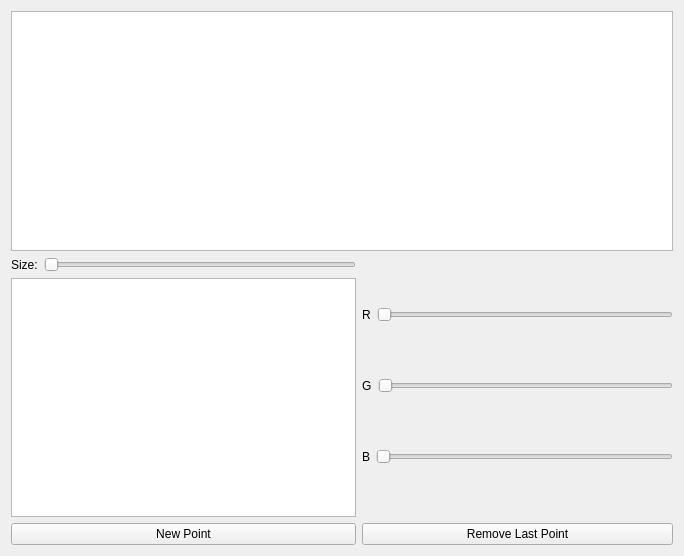
The window that a10/a10.ui (mwoelfer-tgm/sew1617) describes before a commit, drawn with Qt 5.
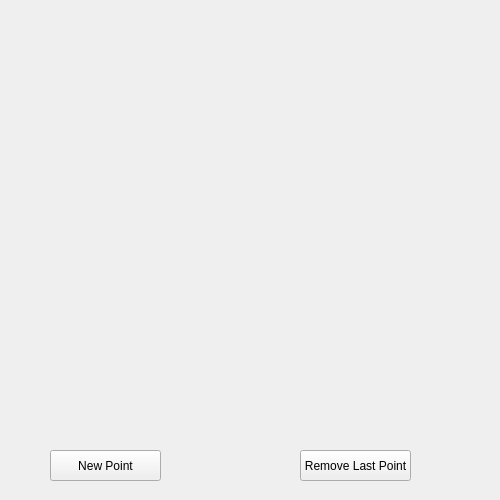
The same window after the commit.

What changed in the file:
```diff
--- a/a10/a10.ui
+++ b/a10/a10.ui
@@ -6,121 +6,72 @@
    <rect>
     <x>0</x>
     <y>0</y>
-    <width>684</width>
-    <height>556</height>
+    <width>500</width>
+    <height>500</height>
    </rect>
   </property>
+  <property name="sizePolicy">
+   <sizepolicy hsizetype="Maximum" vsizetype="Maximum">
+    <horstretch>0</horstretch>
+    <verstretch>0</verstretch>
+   </sizepolicy>
+  </property>
+  <property name="minimumSize">
+   <size>
+    <width>500</width>
+    <height>500</height>
+   </size>
+  </property>
+  <property name="maximumSize">
+   <size>
+    <width>500</width>
+    <height>500</height>
+   </size>
+  </property>
   <property name="windowTitle">
    <string>My Floating Points</string>
   </property>
-  <layout class="QGridLayout" name="gridLayout">
-   <item row="1" column="1">
-    <widget class="QSlider" name="size_slider">
-     <property name="orientation">
-      <enum>Qt::Horizontal</enum>
-     </property>
-    </widget>
-   </item>
-   <item row="2" column="0" colspan="2">
-    <widget class="QGraphicsView" name="canvas_preview"/>
-   </item>
-   <item row="0" column="0" colspan="3">
-    <widget class="QGraphicsView" name="canvas_main"/>
-   </item>
-   <item row="3" column="0" colspan="2">
-    <widget class="QPushButton" name="new_point">
-     <property name="text">
-      <string>New Point</string>
-     </property>
-    </widget>
-   </item>
-   <item row="3" column="2">
-    <widget class="QPushButton" name="remove_point">
-     <property name="text">
-      <string>Remove Last Point</string>
-     </property>
-    </widget>
-   </item>
-   <item row="1" column="0">
-    <widget class="QLabel" name="label">
-     <property name="text">
-      <string>Size:</string>
-     </property>
-    </widget>
-   </item>
-   <item row="1" column="2" rowspan="2">
-    <layout class="QVBoxLayout" name="verticalLayout">
-     <item>
-      <layout class="QHBoxLayout" name="horizontalLayout_3">
-       <item>
-        <widget class="QLabel" name="label_2">
-         <property name="text">
-          <string>R</string>
-         </property>
-        </widget>
-       </item>
-       <item>
-        <widget class="QSlider" name="r_slider">
-         <property name="orientation">
-          <enum>Qt::Horizontal</enum>
-         </property>
-        </widget>
-       </item>
-      </layout>
-     </item>
-     <item>
-      <layout class="QHBoxLayout" name="horizontalLayout_2">
-       <item>
-        <widget class="QLabel" name="label_3">
-         <property name="text">
-          <string>G</string>
-         </property>
-        </widget>
-       </item>
-       <item>
-        <widget class="QSlider" name="g_slider">
-         <property name="orientation">
-          <enum>Qt::Horizontal</enum>
-         </property>
-        </widget>
-       </item>
-      </layout>
-     </item>
-     <item>
-      <layout class="QHBoxLayout" name="horizontalLayout">
-       <item>
-        <widget class="QLabel" name="label_4">
-         <property name="text">
-          <string>B</string>
-         </property>
-        </widget>
-       </item>
-       <item>
-        <widget class="QSlider" name="b_slider">
-         <property name="orientation">
-          <enum>Qt::Horizontal</enum>
-         </property>
-        </widget>
-       </item>
-      </layout>
-     </item>
-    </layout>
-   </item>
-  </layout>
-  <zorder>canvas_main</zorder>
-  <zorder>new_point</zorder>
-  <zorder>size_slider</zorder>
-  <zorder>remove_point</zorder>
-  <zorder>label</zorder>
-  <zorder>r_slider</zorder>
-  <zorder>g_slider</zorder>
-  <zorder>b_slider</zorder>
-  <zorder>label_2</zorder>
-  <zorder>label_3</zorder>
-  <zorder>label_4</zorder>
-  <zorder>canvas_preview</zorder>
-  <zorder>b_slider</zorder>
-  <zorder>g_slider</zorder>
+  <property name="statusTip">
+   <string notr="true"/>
+  </property>
+  <property name="whatsThis">
+   <string notr="true"/>
+  </property>
+  <property name="accessibleDescription">
+   <string notr="true"/>
+  </property>
+  <widget class="QPushButton" name="new_point">
+   <property name="geometry">
+    <rect>
+     <x>50</x>
+     <y>450</y>
+     <width>111</width>
+     <height>31</height>
+    </rect>
+   </property>
+   <property name="text">
+    <string>New Point</string>
+   </property>
+  </widget>
+  <widget class="QPushButton" name="remove_point">
+   <property name="geometry">
+    <rect>
+     <x>300</x>
+     <y>450</y>
+     <width>111</width>
+     <height>31</height>
+    </rect>
+   </property>
+   <property name="sizePolicy">
+    <sizepolicy hsizetype="Fixed" vsizetype="Fixed">
+     <horstretch>0</horstretch>
+     <verstretch>0</verstretch>
+    </sizepolicy>
+   </property>
+   <property name="text">
+    <string>Remove Last Point</string>
+   </property>
+  </widget>
  </widget>
  <resources/>
  <connections/>
```
